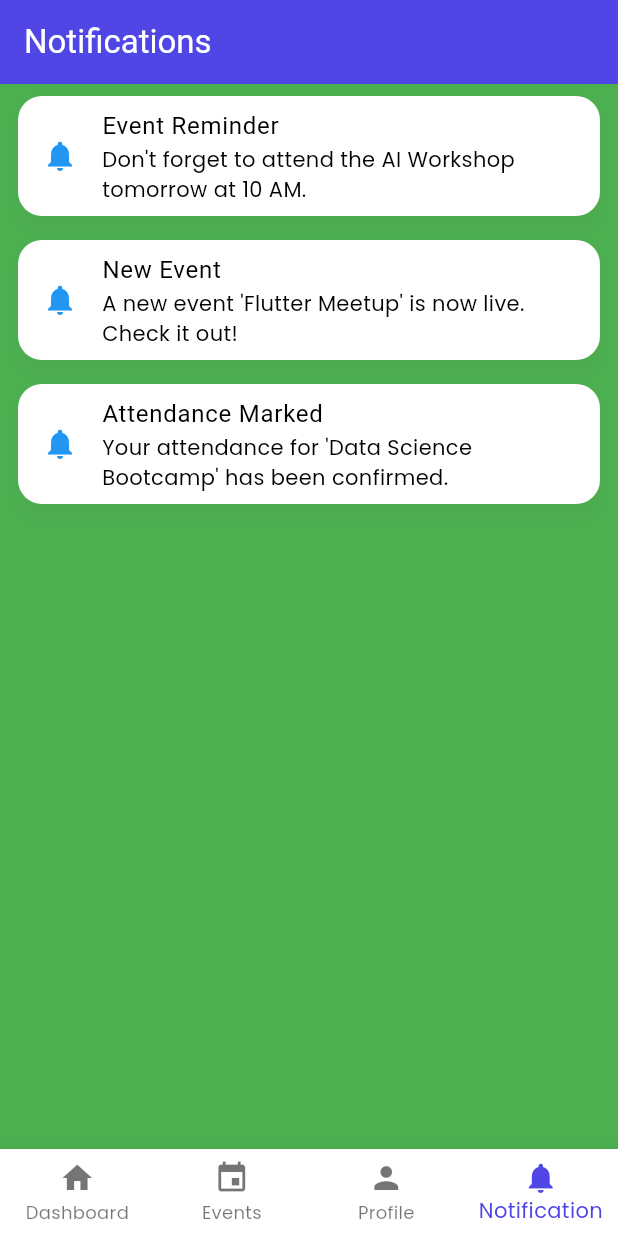
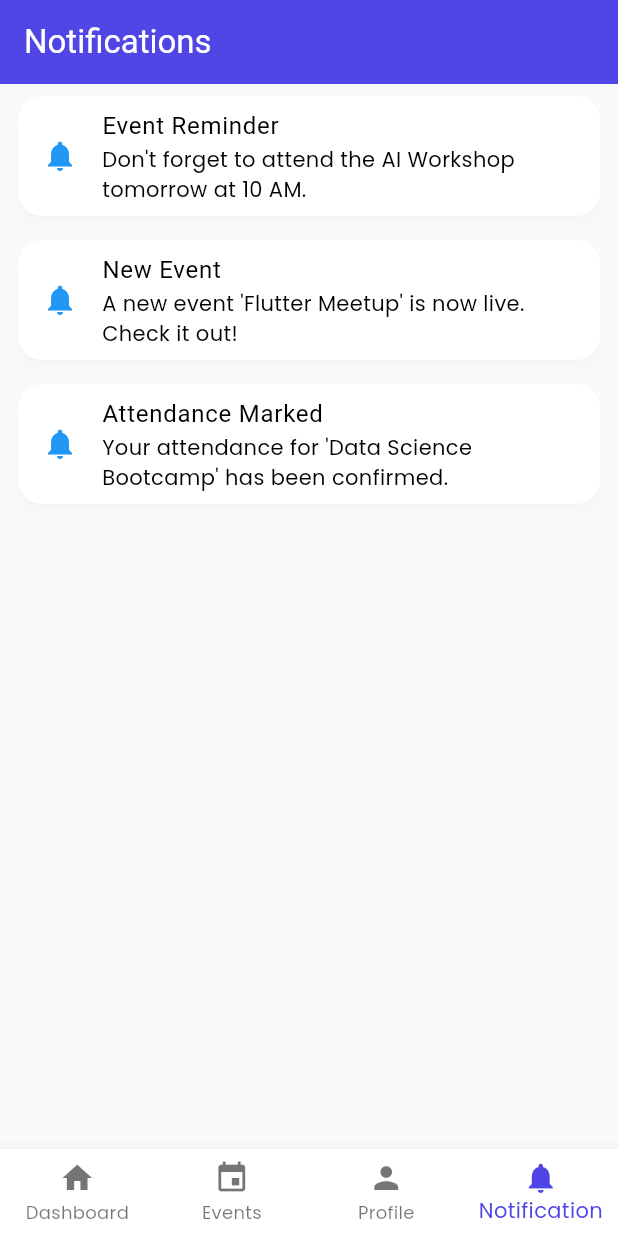
Before and after one commit to kaviarasan08/edu-event-hub, a Flutter app: the MainScreen screen opened directly, item 4 of the bottom bar chosen, on a phone screen of 412 x 824 dp. Run offline on Flutter 3.47's test engine with Material 3 defaults, Android fonts, the light colour scheme and no system bars; our stand-ins replace firebase_core, flutter_riverpod, geolocator, google_fonts, image_picker, lucide_icons and 3 more; missing offline and left inert: mobile_scanner; accounts and stored records are empty; network calls fail.

Commit message:
restore background-color

```diff
--- a/lib/pages/main_screen.dart
+++ b/lib/pages/main_screen.dart
@@ -75,7 +75,6 @@ class _MainScreenState extends State<MainScreen> {
 
       return Scaffold(
         body: _pages[_selectedIndex],
-        backgroundColor: Colors.black,
         bottomNavigationBar: BottomNavigationBar(
           type: BottomNavigationBarType.fixed,
           currentIndex: _selectedIndex,
--- a/lib/theme/theme_data.dart
+++ b/lib/theme/theme_data.dart
@@ -6,7 +6,7 @@ class AppTheme {
   static const primaryColor = Color(0xFF4F46E5);
   static const secondaryColor = Color(0xFF06B6D4);
   static const accentColor = Color(0xFFF59E0B);
-  static const backgroundColor = Colors.green;
+  static const backgroundColor = Color(0xFFF9FAFB);
   static const errorColor = Color(0xFFEF4444);
   static const successColor = Color(0xFF10B981);
 
```
